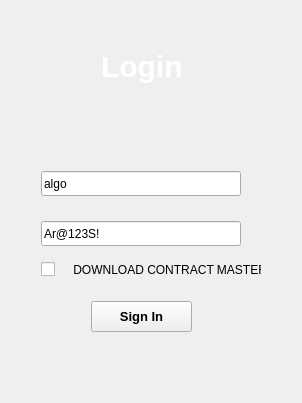
Qt form Resources/UI/login1.ui (ArhamshareKrushil/ScanRisk) before a commit.
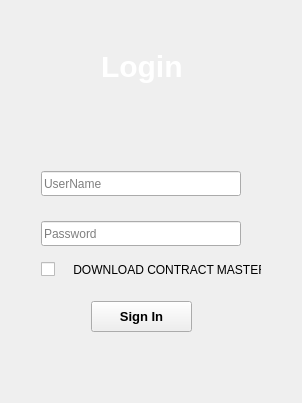
The same form after that commit.

The edit to the form file:
```diff
--- a/Resources/UI/login1.ui
+++ b/Resources/UI/login1.ui
@@ -114,7 +114,7 @@
        <string notr="true"/>
       </property>
       <property name="text">
-       <string>algo</string>
+       <string/>
       </property>
       <property name="placeholderText">
        <string>UserName</string>
@@ -142,7 +142,7 @@
        <string notr="true"/>
       </property>
       <property name="text">
-       <string>Ar@123S!</string>
+       <string/>
       </property>
       <property name="placeholderText">
        <string>Password</string>
```
